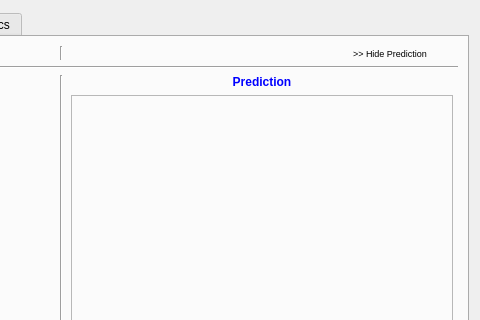
First picture: the form in pol_panel.ui, repository CesarCarvajal/Oxymetry-Backup-2018, before the edit; both pictures show x 677 to 1157 and y 0 to 320 of the 1157 by 862 pixel window.
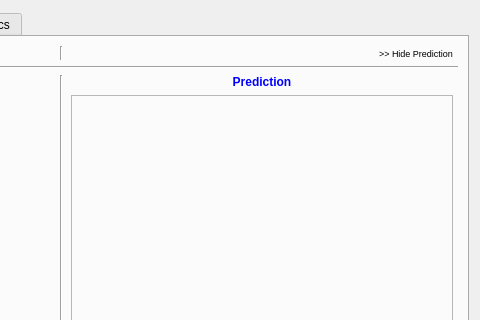
Second picture: the form after the edit. The open tabs and pages were chosen to show the change. Icons and pictures are not drawn. Custom widgets are drawn as their Qt base class.

```diff
--- a/pol_panel.ui
+++ b/pol_panel.ui
@@ -3114,7 +3114,7 @@
                   <widget class="ClickableLabel" name="label_5">
                    <property name="minimumSize">
                     <size>
-                     <width>100</width>
+                     <width>70</width>
                      <height>0</height>
                     </size>
                    </property>
```
Left out of the diff: 8 changed lines with no effect on the pictures.
